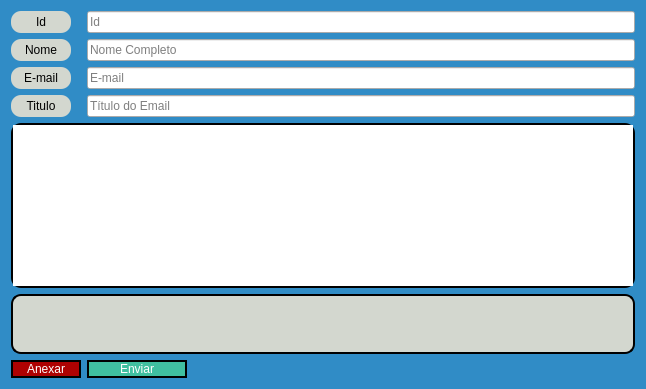
Before: the Qt Designer form Telas/UI/Email.ui in Nautilidae-project/Nautilus, drawn with Qt 5.
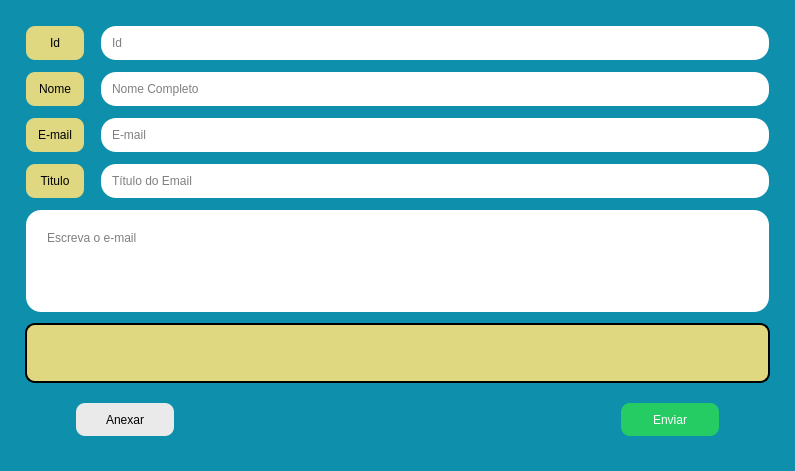
After: the same form once the commit is applied.

Commit message: Melhorias nas funcionalidades de envio de email e layout

What changed in the file:
```diff
--- a/Telas/UI/Email.ui
+++ b/Telas/UI/Email.ui
@@ -6,8 +6,8 @@
    <rect>
     <x>0</x>
     <y>0</y>
-    <width>646</width>
-    <height>389</height>
+    <width>795</width>
+    <height>450</height>
    </rect>
   </property>
   <property name="maximumSize">
@@ -21,96 +21,111 @@
   </property>
   <property name="styleSheet">
    <string notr="true">#Form {
-	background-color: rgb(48, 140, 198);
+	background-color: #0E90AD;
 }
 
-#textEdit {
-	border: 2px solid;
-	border-radius: 10px;
-}
+/*-------------------------- Label --------------------------*/
 
 QLabel {
-	border: 2px tranparent;
+	border: 2px solid transparent;
 	border-radius: 10px;
-	
-	background-color: rgb(211, 215, 207);
+	background-color: #DFD880;
+	font: 14px &quot;monospace&quot;;
 }
 
 #lbRecebeNomeArquivo {
-	border: 2px solid;
+	border: 2px solid transparent;
 	border-radius: 10px;
 }
 
+/*-------------------------- LineEdit --------------------------*/
+
+QLineEdit{
+	border: 2px solid transparent;
+	border-radius: 10px;
+	font: 12px &quot;monospace&quot;;
+
+
+
+    border-style: outset;
+    border-width: 2px;
+    border-radius: 16px;
+    border-color: transparent;
+	font: 12px &quot;monospace&quot;;
+    min-width: 1em;
+    padding:8px;
+}
+
+QLineEdit:focus {
+	border-bottom-left-radius: 0;
+	border-top-left-radius: 0;
+	border-left: 5px solid #DFD880;
+}
+
+/*-------------------------- TextEdit --------------------------*/
+
+#textEdit {
+	color:black;
+    background-color: white;
+    border-style: outset;
+    border-width: 2px;
+    border-radius: 16px;
+    border-color: transparent;
+	font: 12px &quot;monospace&quot;;
+    min-width: 1em;
+    padding:16px;
+}
+
+#textEdit:focus {
+	border-bottom-left-radius: 0;
+	border-top-left-radius: 0;
+	border-left: 10px solid #DFD880;
+}
+
+/*-------------------------- Frame --------------------------*/
+
+#frArquivosBotoes {
+	border: None;
+}
+
+/*-------------------------- Botões --------------------------*/
+
 QPushButton{
-	color: rgb(255, 255, 255);
-	background-color: rgb(174, 2, 2);
-	border: 2px solid;
+	color: #fff;
+	background-color: #24cc63;
+	border: 2px solid transparent;
 	border-radius: 10px;
+	font: 14px &quot;monospace&quot;;
 }
 
-#pbEnviar {
-	background-color: rgb(64, 191, 160);
-
+#pbAnexar{
+	color: #000;
+	background-color: #eaeaea;
 }
 
-#pbEnviar:hover {
-	background-color: rgb(64, 191, 121);
-}
-
-#pbAnexar:hover {
-	background-color: rgb(173, 127, 168);
-}
-</string>
+#pbEnviar:hover, #pbAnexar:hover{
+	background-color: #80CCE1;
+}</string>
   </property>
-  <layout class="QFormLayout" name="formLayout">
+  <layout class="QGridLayout" name="gridLayout">
+   <property name="leftMargin">
+    <number>25</number>
+   </property>
+   <property name="topMargin">
+    <number>25</number>
+   </property>
+   <property name="rightMargin">
+    <number>25</number>
+   </property>
+   <property name="bottomMargin">
+    <number>25</number>
+   </property>
    <property name="horizontalSpacing">
-    <number>6</number>
+    <number>15</number>
    </property>
-   <item row="0" column="0">
-    <widget class="QLabel" name="label_3">
-     <property name="minimumSize">
-      <size>
-       <width>60</width>
-       <height>0</height>
-      </size>
-     </property>
-     <property name="text">
-      <string>Id</string>
-     </property>
-     <property name="alignment">
-      <set>Qt::AlignCenter</set>
-     </property>
-    </widget>
-   </item>
-   <item row="0" column="1">
-    <widget class="QLineEdit" name="leId">
-     <property name="inputMask">
-      <string/>
-     </property>
-     <property name="text">
-      <string/>
-     </property>
-     <property name="placeholderText">
-      <string>Id</string>
-     </property>
-    </widget>
-   </item>
-   <item row="1" column="0">
-    <widget class="QLabel" name="label">
-     <property name="minimumSize">
-      <size>
-       <width>60</width>
-       <height>0</height>
-      </size>
-     </property>
-     <property name="text">
-      <string>Nome</string>
-     </property>
-     <property name="alignment">
-      <set>Qt::AlignCenter</set>
-     </property>
-    </widget>
-   </item>
+   <property name="verticalSpacing">
+    <number>10</number>
+   </property>
    <item row="1" column="1">
     <widget class="QLineEdit" name="leNome">
      <property name="inputMask">
@@ -124,37 +139,83 @@
      </property>
     </widget>
    </item>
-   <item row="2" column="0">
-    <widget class="QLabel" name="label_2">
-     <property name="minimumSize">
-      <size>
-       <width>60</width>
-       <height>0</height>
-      </size>
+   <item row="6" column="0" colspan="2">
+    <widget class="QFrame" name="frArquivosBotoes">
+     <property name="frameShape">
+      <enum>QFrame::StyledPanel</enum>
      </property>
-     <property name="text">
-      <string>E-mail</string>
+     <property name="frameShadow">
+      <enum>QFrame::Raised</enum>
      </property>
-     <property name="alignment">
-      <set>Qt::AlignCenter</set>
-     </property>
-    </widget>
-   </item>
-   <item row="2" column="1">
-    <widget class="QLineEdit" name="leEmail">
-     <property name="text">
-      <string/>
-     </property>
-     <property name="echoMode">
-      <enum>QLineEdit::Normal</enum>
-     </property>
-     <property name="placeholderText">
-      <string>E-mail</string>
-     </property>
+     <layout class="QGridLayout" name="gridLayout_2">
+      <property name="leftMargin">
+       <number>50</number>
+      </property>
+      <property name="rightMargin">
+       <number>50</number>
+      </property>
+      <item row="0" column="2">
+       <widget class="QPushButton" name="pbEnviar">
+        <property name="sizePolicy">
+         <sizepolicy hsizetype="Minimum" vsizetype="Fixed">
+          <horstretch>0</horstretch>
+          <verstretch>0</verstretch>
+         </sizepolicy>
+        </property>
+        <property name="minimumSize">
+         <size>
+          <width>100</width>
+          <height>35</height>
+         </size>
+        </property>
+        <property name="maximumSize">
+         <size>
+          <width>100</width>
+          <height>16777215</height>
+         </size>
+        </property>
+        <property name="text">
+         <string>Enviar</string>
+        </property>
+       </widget>
+      </item>
+      <item row="0" column="0">
+       <widget class="QPushButton" name="pbAnexar">
+        <property name="minimumSize">
+         <size>
+          <width>100</width>
+          <height>35</height>
+         </size>
+        </property>
+        <property name="maximumSize">
+         <size>
+          <width>100</width>
+          <height>16777215</height>
+         </size>
+        </property>
+        <property name="text">
+         <string>Anexar</string>
+        </property>
+       </widget>
+      </item>
+      <item row="0" column="1">
+       <spacer name="horizontalSpacer">
+        <property name="orientation">
+         <enum>Qt::Horizontal</enum>
+        </property>
+        <property name="sizeHint" stdset="0">
+         <size>
+          <width>40</width>
+          <height>20</height>
+         </size>
+        </property>
+       </spacer>
+      </item>
+     </layout>
     </widget>
    </item>
    <item row="3" column="0">
-    <widget class="QLabel" name="label_4">
+    <widget class="QLabel" name="lbTitulo">
      <property name="minimumSize">
       <size>
        <width>60</width>
@@ -169,6 +230,19 @@
      </property>
     </widget>
    </item>
+   <item row="0" column="1">
+    <widget class="QLineEdit" name="leId">
+     <property name="inputMask">
+      <string/>
+     </property>
+     <property name="text">
+      <string/>
+     </property>
+     <property name="placeholderText">
+      <string>Id</string>
+     </property>
+    </widget>
+   </item>
    <item row="3" column="1">
     <widget class="QLineEdit" name="leTitulo">
      <property name="text">
@@ -182,14 +256,91 @@
      </property>
     </widget>
    </item>
-   <item row="5" column="0" colspan="2">
+   <item row="0" column="0">
+    <widget class="QLabel" name="lbId">
+     <property name="minimumSize">
+      <size>
+       <width>60</width>
+       <height>0</height>
+      </size>
+     </property>
+     <property name="text">
+      <string>Id</string>
+     </property>
+     <property name="alignment">
+      <set>Qt::AlignCenter</set>
+     </property>
+    </widget>
+   </item>
+   <item row="1" column="0">
+    <widget class="QLabel" name="lbNome">
+     <property name="minimumSize">
+      <size>
+       <width>60</width>
+       <height>0</height>
+      </size>
+     </property>
+     <property name="text">
+      <string>Nome</string>
+     </property>
+     <property name="alignment">
+      <set>Qt::AlignCenter</set>
+     </property>
+    </widget>
+   </item>
+   <item row="2" column="0">
+    <widget class="QLabel" name="lcEmail">
+     <property name="minimumSize">
+      <size>
+       <width>60</width>
+       <height>0</height>
+      </size>
+     </property>
+     <property name="text">
+      <string>E-mail</string>
+     </property>
+     <property name="alignment">
+      <set>Qt::AlignCenter</set>
+     </property>
+    </widget>
+   </item>
+   <item row="4" column="0" colspan="2">
     <widget class="QTextEdit" name="textEdit">
      <property name="styleSheet">
       <string notr="true"/>
      </property>
+     <property name="html">
+      <string>&lt;!DOCTYPE HTML PUBLIC &quot;-//W3C//DTD HTML 4.0//EN&quot; &quot;http://www.w3.org/TR/REC-html40/strict.dtd&quot;&gt;
+&lt;html&gt;&lt;head&gt;&lt;meta name=&quot;qrichtext&quot; content=&quot;1&quot; /&gt;&lt;style type=&quot;text/css&quot;&gt;
+p, li { white-space: pre-wrap; }
+&lt;/style&gt;&lt;/head&gt;&lt;body style=&quot; font-family:'monospace'; font-size:12px; font-weight:400; font-style:normal;&quot;&gt;
+&lt;p style=&quot;-qt-paragraph-type:empty; margin-top:0px; margin-bottom:0px; margin-left:0px; margin-right:0px; -qt-block-indent:0; text-indent:0px;&quot;&gt;&lt;br /&gt;&lt;/p&gt;&lt;/body&gt;&lt;/html&gt;</string>
+     </property>
+     <property name="overwriteMode">
+      <bool>false</bool>
+     </property>
+     <property name="tabStopWidth">
+      <number>40</number>
+     </property>
+     <property name="placeholderText">
+      <string>Escreva o e-mail</string>
+     </property>
     </widget>
    </item>
-   <item row="6" column="0" colspan="2">
+   <item row="2" column="1">
+    <widget class="QLineEdit" name="leEmail">
+     <property name="text">
+      <string/>
+     </property>
+     <property name="echoMode">
+      <enum>QLineEdit::Normal</enum>
+     </property>
+     <property name="placeholderText">
+      <string>E-mail</string>
+     </property>
+    </widget>
+   </item>
+   <item row="5" column="0" colspan="2">
     <widget class="QLabel" name="lbRecebeNomeArquivo">
      <property name="minimumSize">
       <size>
@@ -211,50 +362,6 @@
      </property>
     </widget>
    </item>
-   <item row="8" column="0">
-    <widget class="QPushButton" name="pbAnexar">
-     <property name="minimumSize">
-      <size>
-       <width>70</width>
-       <height>0</height>
-      </size>
-     </property>
-     <property name="maximumSize">
-      <size>
-       <width>100</width>
-       <height>16777215</height>
-      </size>
-     </property>
-     <property name="text">
-      <string>Anexar</string>
-     </property>
-    </widget>
-   </item>
-   <item row="8" column="1">
-    <widget class="QPushButton" name="pbEnviar">
-     <property name="sizePolicy">
-      <sizepolicy hsizetype="Minimum" vsizetype="Fixed">
-       <horstretch>0</horstretch>
-       <verstretch>0</verstretch>
-      </sizepolicy>
-     </property>
-     <property name="minimumSize">
-      <size>
-       <width>70</width>
-       <height>0</height>
-      </size>
-     </property>
-     <property name="maximumSize">
-      <size>
-       <width>100</width>
-       <height>16777215</height>
-      </size>
-     </property>
-     <property name="text">
-      <string>Enviar</string>
-     </property>
-    </widget>
-   </item>
   </layout>
  </widget>
  <resources/>
```
Left out of the diff: 9 changed lines with no effect on the pictures. The commit also changes 3 other files.
